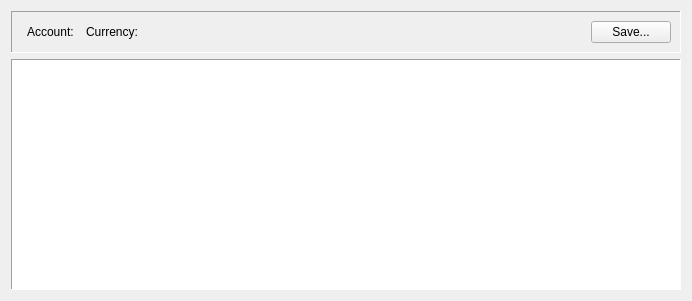
The window that jal/ui/reports/profit_loss_report.ui (titov-vv/jal) describes before a commit, drawn with Qt 5.
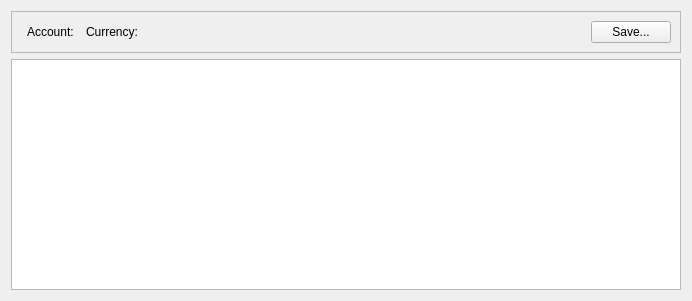
The same window after the commit. Custom widgets are drawn as their Qt base class.

Commit message: Widget sizes, frame styles and icon colors from Qt and the palette instead of hard-coded.

Patch:
```diff
--- a/jal/ui/reports/profit_loss_report.ui
+++ b/jal/ui/reports/profit_loss_report.ui
@@ -17,10 +17,7 @@
    <item>
     <widget class="QFrame" name="ReportParamsFrame">
      <property name="frameShape">
-      <enum>QFrame::Shape::Panel</enum>
-     </property>
-     <property name="frameShadow">
-      <enum>QFrame::Shadow::Sunken</enum>
+      <enum>QFrame::Shape::StyledPanel</enum>
      </property>
      <layout class="QHBoxLayout" name="horizontalLayout">
       <item>
@@ -107,12 +104,6 @@
    </item>
    <item>
     <widget class="QTableView" name="ReportTableView">
-     <property name="frameShape">
-      <enum>QFrame::Shape::Panel</enum>
-     </property>
-     <property name="frameShadow">
-      <enum>QFrame::Shadow::Sunken</enum>
-     </property>
      <property name="editTriggers">
       <set>QAbstractItemView::EditTrigger::NoEditTriggers</set>
      </property>
```
The commit also changes 71 other files.
